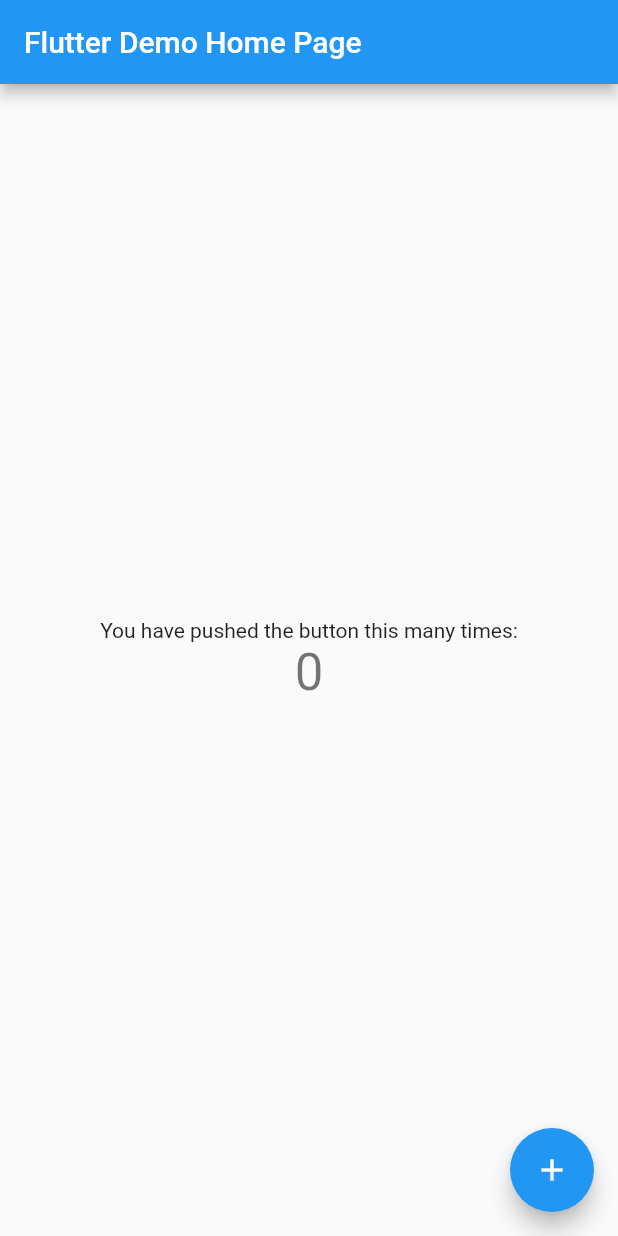
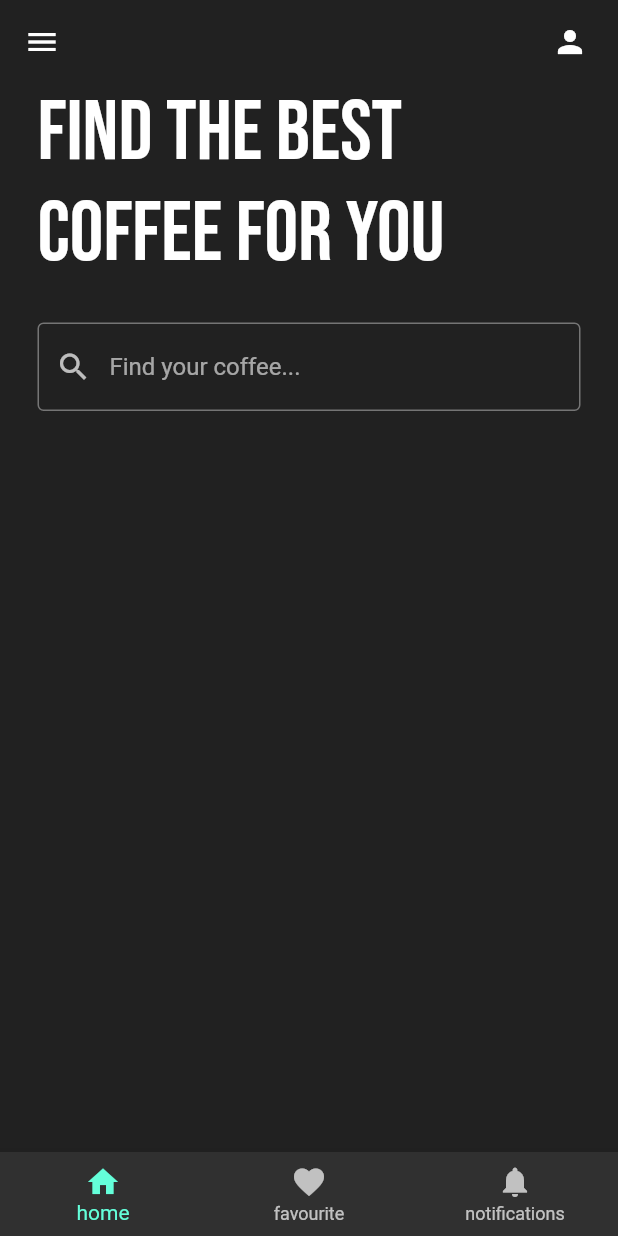
Before and after one commit to ankushcode611/coffee-app-ui, a Flutter app: the screen it shows after launch, on a phone screen of 412 x 824 dp. Run offline on Flutter 3.47's test engine with Material 2 defaults, Android fonts, the phone set to English and light mode, and no system bars; our stand-ins replace google_fonts.

Commit message:
day 1 complete

```diff
--- a/lib/main.dart
+++ b/lib/main.dart
@@ -1,3 +1,6 @@
+// ignore_for_file: prefer_const_constructors
+
+import 'package:coffeeappui/pages/home_page.dart';
 import 'package:flutter/material.dart';
 
 void main() {
@@ -11,105 +14,12 @@ class MyApp extends StatelessWidget {
   @override
   Widget build(BuildContext context) {
     return MaterialApp(
-      title: 'Flutter Demo',
+      debugShowCheckedModeBanner: false,
+      home: HomePage(),
       theme: ThemeData(
-        // This is the theme of your application.
-        //
-        // Try running your application with "flutter run". You'll see the
-        // application has a blue toolbar. Then, without quitting the app, try
-        // changing the primarySwatch below to Colors.green and then invoke
-        // "hot reload" (press "r" in the console where you ran "flutter run",
-        // or simply save your changes to "hot reload" in a Flutter IDE).
-        // Notice that the counter didn't reset back to zero; the application
-        // is not restarted.
-        primarySwatch: Colors.blue,
+        brightness: Brightness.dark,
+        primarySwatch: Colors.orange,
       ),
-      home: const MyHomePage(title: 'Flutter Demo Home Page'),
     );
   }
 }
-
-class MyHomePage extends StatefulWidget {
-  const MyHomePage({super.key, required this.title});
-
-  // This widget is the home page of your application. It is stateful, meaning
-  // that it has a State object (defined below) that contains fields that affect
-  // how it looks.
-
-  // This class is the configuration for the state. It holds the values (in this
-  // case the title) provided by the parent (in this case the App widget) and
-  // used by the build method of the State. Fields in a Widget subclass are
-  // always marked "final".
-
-  final String title;
-
-  @override
-  State<MyHomePage> createState() => _MyHomePageState();
-}
-
-class _MyHomePageState extends State<MyHomePage> {
-  int _counter = 0;
-
-  void _incrementCounter() {
-    setState(() {
-      // This call to setState tells the Flutter framework that something has
-      // changed in this State, which causes it to rerun the build method below
-      // so that the display can reflect the updated values. If we changed
-      // _counter without calling setState(), then the build method would not be
-      // called again, and so nothing would appear to happen.
-      _counter++;
-    });
-  }
-
-  @override
-  Widget build(BuildContext context) {
-    // This method is rerun every time setState is called, for instance as done
-    // by the _incrementCounter method above.
-    //
-    // The Flutter framework has been optimized to make rerunning build methods
-    // fast, so that you can just rebuild anything that needs updating rather
-    // than having to individually change instances of widgets.
-    return Scaffold(
-      appBar: AppBar(
-        // Here we take the value from the MyHomePage object that was created by
-        // the App.build method, and use it to set our appbar title.
-        title: Text(widget.title),
-      ),
-      body: Center(
-        // Center is a layout widget. It takes a single child and positions it
-        // in the middle of the parent.
-        child: Column(
-          // Column is also a layout widget. It takes a list of children and
-          // arranges them vertically. By default, it sizes itself to fit its
-          // children horizontally, and tries to be as tall as its parent.
-          //
-          // Invoke "debug painting" (press "p" in the console, choose the
-          // "Toggle Debug Paint" action from the Flutter Inspector in Android
-          // Studio, or the "Toggle Debug Paint" command in Visual Studio Code)
-          // to see the wireframe for each widget.
-          //
-          // Column has various properties to control how it sizes itself and
-          // how it positions its children. Here we use mainAxisAlignment to
-          // center the children vertically; the main axis here is the vertical
-          // axis because Columns are vertical (the cross axis would be
-          // horizontal).
-          mainAxisAlignment: MainAxisAlignment.center,
-          children: <Widget>[
-            const Text(
-              'You have pushed the button this many times:',
-            ),
-            Text(
-              '$_counter',
-              style: Theme.of(context).textTheme.headlineMedium,
-            ),
-          ],
-        ),
-      ),
-      floatingActionButton: FloatingActionButton(
-        onPressed: _incrementCounter,
-        tooltip: 'Increment',
-        child: const Icon(Icons.add),
-      ), // This trailing comma makes auto-formatting nicer for build methods.
-    );
-  }
-}
--- /dev/null
+++ b/lib/pages/home_page.dart
@@ -0,0 +1,91 @@
+// ignore_for_file: prefer_const_constructors, prefer_const_literals_to_create_immutables
+
+import 'package:flutter/material.dart';
+import 'package:google_fonts/google_fonts.dart';
+
+class HomePage extends StatefulWidget {
+  const HomePage({super.key});
+
+  @override
+  State<HomePage> createState() => _HomePageState();
+}
+
+class _HomePageState extends State<HomePage> {
+  @override
+  Widget build(BuildContext context) {
+    return Scaffold(
+      backgroundColor: Colors.grey[900],
+      appBar: AppBar(
+        elevation: 0,
+        backgroundColor: Colors.transparent,
+        leading: Icon(Icons.menu),
+        actions: [
+          Padding(
+            padding: const EdgeInsets.only(right: 20.0),
+            child: Icon(Icons.person),
+          )
+        ],
+      ),
+      bottomNavigationBar: BottomNavigationBar(items: [
+        BottomNavigationBarItem(
+          icon: Icon(Icons.home),
+          label: 'home',
+        ),
+        BottomNavigationBarItem(
+          icon: Icon(Icons.favorite),
+          label: 'favourite',
+        ),
+        BottomNavigationBarItem(
+          icon: Icon(Icons.notifications),
+          label: 'notifications',
+        ),
+      ]),
+      body: Column(
+        children: [
+          //fig the best coffee for you
+          Padding(
+            padding: const EdgeInsets.symmetric(horizontal: 25.0),
+            child: Text(
+              "Find the best coffee for you",
+              style: GoogleFonts.bebasNeue(
+                fontSize: 56,
+              ),
+            ),
+          ),
+
+          SizedBox(
+            height: 25,
+          ),
+          //search bar
+
+          Padding(
+            padding: const EdgeInsets.symmetric(horizontal: 25.0),
+            child: TextField(
+              decoration: InputDecoration(
+                prefixIcon: Icon(Icons.search),
+                hintText: 'Find your coffee...',
+                focusedBorder: OutlineInputBorder(
+                  borderSide: BorderSide(color: Colors.grey.shade600),
+                ),
+                enabledBorder: OutlineInputBorder(
+                  borderSide: BorderSide(color: Colors.grey.shade600),
+                ),
+              ),
+            ),
+          ),
+
+          SizedBox(
+            height: 25,
+          ),
+          //horizonatal listview of coffee
+
+          Expanded(
+              child: ListView(
+            scrollDirection: Axis.horizontal,
+            children: [],
+          ))
+        ],
+      ),
+    );
+  }
+}
```
